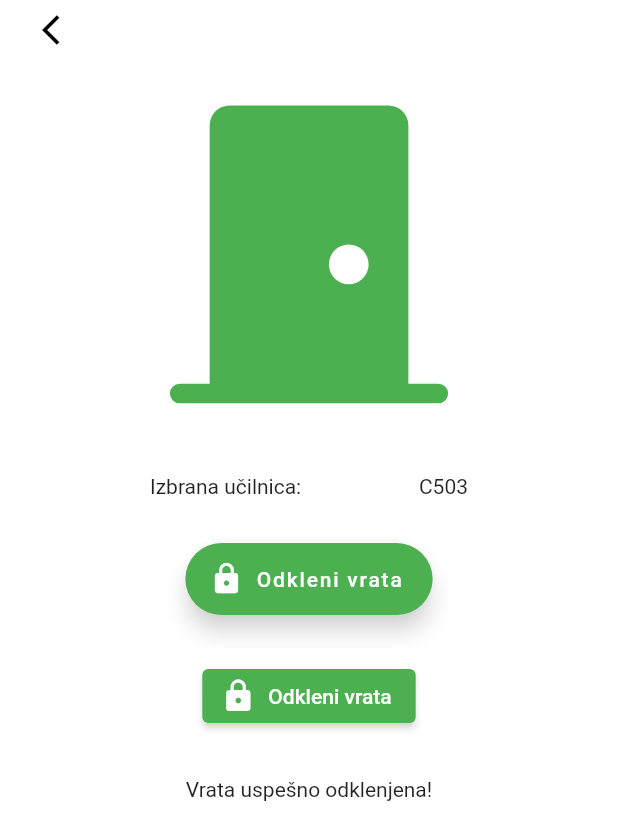
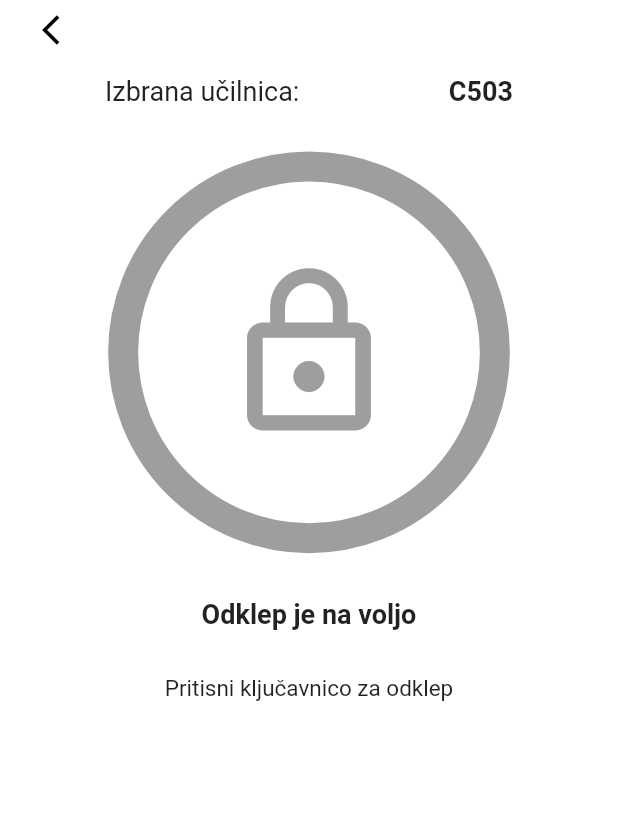
Before and after one commit to SCVApp/SCVAppFlutter, a Flutter app: the DoorUnlockUserPage screen opened directly, on a phone screen of 412 x 824 dp. Shown: the top 840 px of the screen. Run offline on Flutter 3.47's test engine with Material 2 defaults, Android fonts, the phone set to English and light mode, and no system bars; our stand-ins replace babstrap_settings_screen, cached_network_image, dots_indicator, flutter_linkify, flutter_svg, get and 8 more; missing offline and left inert: app_settings, dart:ffi, ff_navigation_bar, flutter_picker, flutter_web_auth; accounts and stored records are empty.

Commit message:
Naredil nov design za odklepanje vrat

```diff
--- a/lib/DoorUnlock/DoorUnlockUser.dart
+++ b/lib/DoorUnlock/DoorUnlockUser.dart
@@ -1,3 +1,4 @@
+import 'package:animate_icons/animate_icons.dart';
 import 'package:flutter/material.dart';
 import 'package:flutter/material.dart';
 import 'package:scv_app/Components/backBtn.dart';
@@ -6,9 +7,10 @@ import '../Data/data.dart';
 import 'package:flutter_svg/flutter_svg.dart';
 
 class DoorUnlockUserPage extends StatefulWidget {
-  DoorUnlockUserPage({Key key, this.data}) : super(key: key);
+  DoorUnlockUserPage({Key key, this.data, this.doorCode}) : super(key: key);
 
   final Data data;
+  final String doorCode;
 
   _DoorUnlockUserPage createState() => _DoorUnlockUserPage();
 }
@@ -19,6 +21,18 @@ class _DoorUnlockUserPage extends State<DoorUnlockUserPage> {
     super.initState();
   }
 
+  ThemeColorForStatus themeColorForStatus = ThemeColorForStatus.unknown;
+  bool isLoading = false;
+
+  unlockDoor() async {
+    setState(() {
+      isLoading = true;
+    });
+    setState(() {
+      isLoading = false;
+    });
+  }
+
   @override
   Widget build(BuildContext context) {
     return Scaffold(
@@ -26,62 +40,86 @@ class _DoorUnlockUserPage extends State<DoorUnlockUserPage> {
             child: Column(
       children: [
         backButton(context),
+        Padding(padding: EdgeInsets.only(top: 10)),
+        Expanded(
+            child: ListView(
+                children: [
           Padding(
-          child: Column(
-              mainAxisAlignment: MainAxisAlignment.spaceAround,
-              children: [
-                Container(
-                  height: (MediaQuery.of(context).size.width * 0.5) + 40,
-                  //add svg asset image
-                  child: SvgPicture.asset(
-                    'assets/Door_Closed.svg',
-                    color: Colors.green,
-                    height: (MediaQuery.of(context).size.width * 0.5) + 20,
-                  ),
-                ),
-                Row(
+              child: Row(
+                crossAxisAlignment: CrossAxisAlignment.center,
                 mainAxisAlignment: MainAxisAlignment.spaceBetween,
                 children: [
-                    Text("Izbrana učilnica:"),
-                    Text("C503"),
+                  Text(
+                    "Izbrana učilnica:",
+                    style: TextStyle(fontSize: 18),
+                  ),
+                  Text(
+                    "C503",
+                    style: TextStyle(fontSize: 18, fontWeight: FontWeight.bold),
+                  ),
                 ],
               ),
-                FloatingActionButton.extended(
-                  onPressed: () {},
-                  icon: Icon(
-                    Icons.lock,
-                    size: 23,
+              padding: EdgeInsets.symmetric(horizontal: 70)),
+          GestureDetector(
+              child: Container(
+                  width: MediaQuery.of(context).size.width * 0.65,
+                  height: MediaQuery.of(context).size.width * 0.65,
+                  decoration: BoxDecoration(
+                      shape: BoxShape.circle,
+                      color: Colors.transparent,
+                      border: Border.all(
+                          color: this.themeColorForStatus.color, width: 20)),
+                  child: Center(
+                      child: !isLoading
+                          ? Icon(
+                              Icons.lock_outline,
+                              color: this.themeColorForStatus.color,
+                              size: MediaQuery.of(context).size.width * 0.3,
+                            )
+                          : CircularProgressIndicator(
+                              color: this.themeColorForStatus.color,
+                            ))),
+              onTap: unlockDoor),
+          !isLoading
+              ? Text(
+                  "Odklep je na voljo",
+                  style: TextStyle(
+                    fontSize: 18,
+                    fontWeight: FontWeight.bold,
                   ),
-                  label: const Text("Odkleni vrata"),
-                  backgroundColor: Colors.green,
-                  foregroundColor: Colors.white,
-                ),
-                ElevatedButton.icon(
-                  onPressed: () {
-                    print("You pressed Icon Elevated Button");
-                  },
-                  icon: Icon(Icons.lock), //icon data for elevated button
-                  label: Text("Odkleni vrata"), //label text
-                  style: ButtonStyle(
-                      backgroundColor: getColor(Colors.red, Colors.green)),
-                ),
-                Container(
-                  child: Text("Vrata uspešno odklenjena!"),
-                ),
-              ].withSpaceBetween(spacing: 30)),
-          padding: EdgeInsets.symmetric(horizontal: 100),
+                  textAlign: TextAlign.center,
                 )
+              : SizedBox(),
+          !isLoading
+              ? Text("Pritisni ključavnico za odklep",
+                  style: TextStyle(fontSize: 15), textAlign: TextAlign.center)
+              : SizedBox(),
+        ].withSpaceBetween(spacing: 30))),
       ],
     )));
   }
+}
 
-//change color of a button on press
-  getColor(Color color1, Color color2) {
-    return MaterialStateProperty.resolveWith<Color>((states) {
-      if (states.contains(MaterialState.pressed)) {
-        return color1;
+enum ThemeColorForStatus {
+  success,
+  promisson_denied,
+  error,
+  unknown,
 }
-      return color2;
-    });
+
+extension ThemeColorForStatusExtension on ThemeColorForStatus {
+  Color get color {
+    switch (this) {
+      case ThemeColorForStatus.success:
+        return Colors.green;
+      case ThemeColorForStatus.promisson_denied:
+        return Colors.orange;
+      case ThemeColorForStatus.error:
+        return Colors.red;
+      case ThemeColorForStatus.unknown:
+        return Colors.grey;
+      default:
+        return Colors.black;
     }
   }
+}
--- a/pubspec.yaml
+++ b/pubspec.yaml
@@ -54,6 +54,7 @@ dependencies:
   qr_flutter: ^4.0.0
   uni_links: ^0.5.1
   flutter_svg: ^1.1.5
+  animate_icons: ^2.0.0
 
 dev_dependencies:
   flutter_launcher_icons: ^0.10.0
```
Lines whose indentation alone changed are shown as unchanged.
